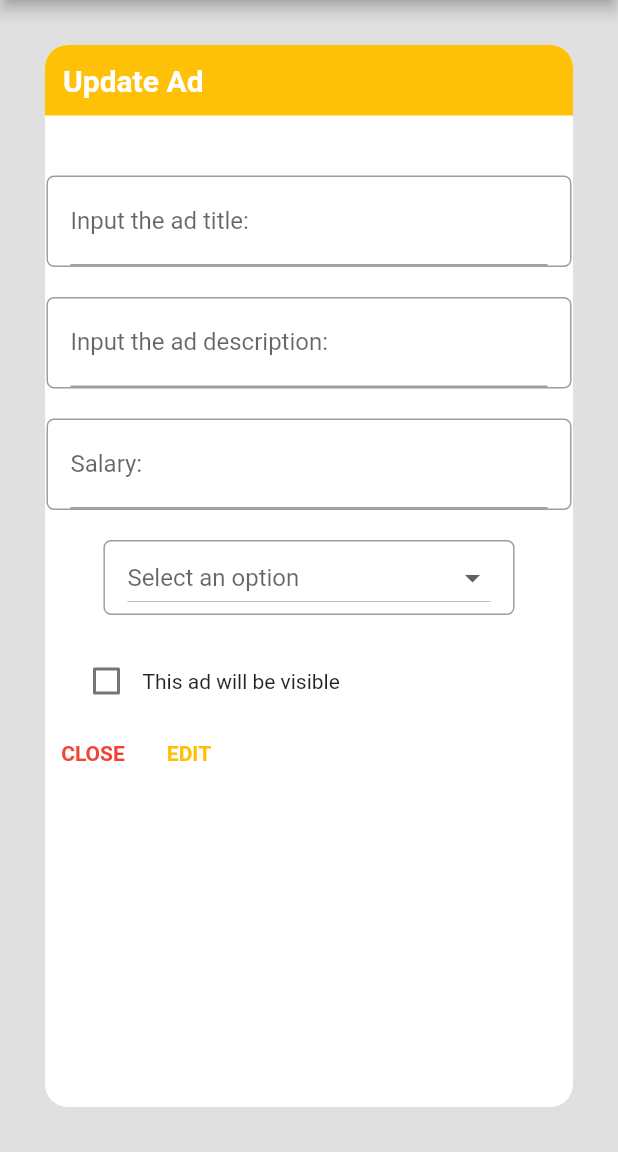
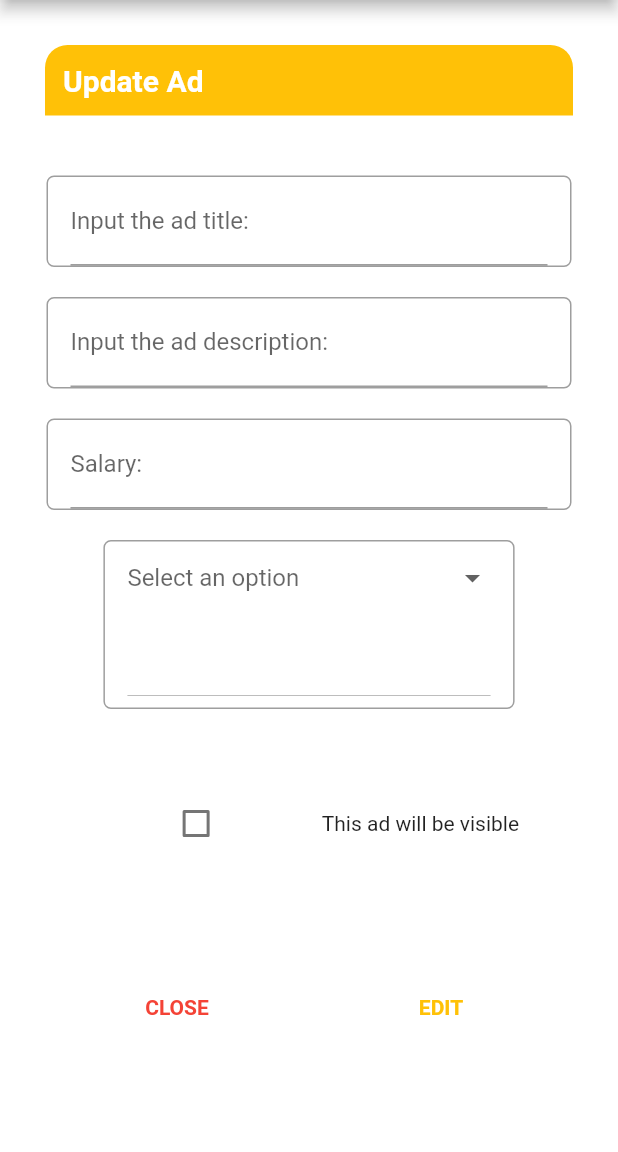
Before and after one commit to NastyPad/jobit-mobile-app, a Flutter app: the updateAdJob screen opened directly with empty values, on a phone screen of 412 x 824 dp, the part 84-1236 px from its top. Run offline on Flutter 3.47's test engine with Material 2 defaults, Android fonts, the phone set to English and light mode, and no system bars; our stand-ins replace email_validator, flutter_typeahead, google_fonts; missing offline and left inert: credit_card_input_form; network calls fail.

Commit message:
fix: problem with the size to the window fixed

```diff
--- a/lib/screens/edit_job_ad_form_screen.dart
+++ b/lib/screens/edit_job_ad_form_screen.dart
@@ -38,7 +38,7 @@ class _updateAdJobState extends State<updateAdJob> {
     GlobalKey formKey = GlobalKey<FormState>();
 
     return Scaffold(
-      backgroundColor: Colors.black12,
+      backgroundColor: Colors.white70,
       appBar: AppBar(
         backgroundColor: Colors.amber,
         leading: IconButton(icon: Icon(Icons.menu), onPressed: null),
@@ -73,7 +73,8 @@ class _updateAdJobState extends State<updateAdJob> {
                   ),
                 )
             ),
-            Form(
+            Expanded(
+              child: Form(
                 key: formKey,
                 child: Column(
 
@@ -144,7 +145,9 @@ class _updateAdJobState extends State<updateAdJob> {
                         },
                       ),
                     ),
-                  Container(
+
+                    Expanded(
+                      child: Container(
                         decoration: BoxDecoration(
                             borderRadius: BorderRadius.circular(5),
                             border: Border.all(color: Colors.grey)
@@ -169,16 +172,21 @@ class _updateAdJobState extends State<updateAdJob> {
                           hint: Text(viewList),
                         ),
                       ),
-                  Container(
+                    ),
+                    Expanded(
+                      child: Container(
                         decoration: BoxDecoration(
                           borderRadius: BorderRadius.circular(5),
 
                         ),
                         margin: const EdgeInsets.only(top: 20, left: 17),
 
+                        child:
+                        Expanded(
                           child: Row(
                             children: [
-                        Checkbox(
+                              Expanded(
+                                child: Checkbox(
                                   value: visible,
                                   onChanged: (value){
                                     setState((){
@@ -186,33 +194,46 @@ class _updateAdJobState extends State<updateAdJob> {
                                     });
                                   },
                                 ),
-                        GestureDetector(
+                              ),
+                              Expanded(
+                                child: GestureDetector(
                                   onTap: (){
                                     setState(() {
                                       visible = !visible;
                                     });
                                   },
                                   child: Text("This ad will be visible"),
+                                ),
                               )
 
                             ],
                           ),
                         ),
-                  Row(
+                      ),
+                    ),
+                    Expanded(
+                      child: Row(
                         children: [
-                      TextButton(
+                          Expanded(
+                            child: TextButton(
                                 onPressed: (){
                                   Navigator.pop(context);
                                 },
+                                child:
+                                Expanded(
                                   child: Text(
                                     'CLOSE',
                                     style: TextStyle(
                                         color: Colors.red,
                                         fontWeight: FontWeight.bold
                                     ),
+                                  ),
                                 )
                             ),
-                      TextButton(
+                          ),
+
+                          Expanded(
+                            child: TextButton(
                                 onPressed: () async {
                                   int salary = int.parse(_controllerSalary.text);
                                   Map<String, dynamic> dataToUpdate = {
@@ -238,18 +259,24 @@ class _updateAdJobState extends State<updateAdJob> {
 
                                   Navigator.pop(context);
                                 },
+                                child:
+                                Expanded(
                                   child: Text(
                                     'EDIT',
                                     style: TextStyle(
                                         color: Colors.amber,
                                         fontWeight: FontWeight.bold
                                     ),
+                                  ),
                                 )
                             ),
+                          ),
                         ],
+                      ),
                     )
 
                   ],
+                ),
               ),
             )
           ],
--- a/pubspec.yaml
+++ b/pubspec.yaml
@@ -42,6 +42,7 @@ dependencies:
   email_validator: ^2.0.1
   http: ^0.13.5
   flutter_typeahead: ^4.1.1
+  intl: ^0.17.0
 
 dev_dependencies:
   flutter_test:
```
Also changed, not shown: lib/screens/ads_job_petitioner_screen.dart (+6 -1 lines), lib/screens/new_job_ad_form_screen.dart (+31 -9 lines), pubspec.lock. Lines whose indentation alone changed are shown as unchanged.
